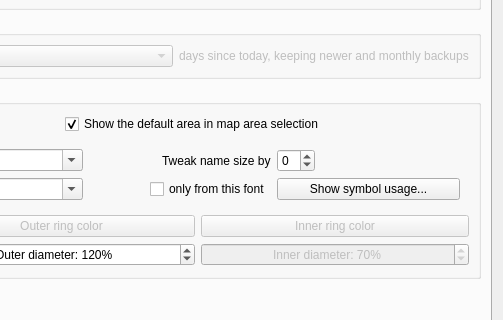
First picture: the form in src/ui/profile_preferences.ui, repository Mudlet/Mudlet, before the edit; both pictures show x 380 to 883 and y 280 to 600 of the 883 by 808 pixel window.
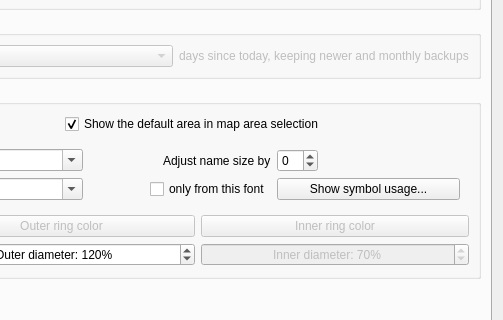
Second picture: the form after the edit. The open tabs and pages were chosen to show the change. Icons and pictures are not drawn. Custom widgets are drawn as their Qt base class.

Commit message:
Tweak font size calculation
Ensure that we start with a reasonable font size

What changed in the file:
```diff
--- a/src/ui/profile_preferences.ui
+++ b/src/ui/profile_preferences.ui
@@ -2127,7 +2127,7 @@
              <item row="0" column="2" alignment="Qt::AlignRight">
               <widget class="QLabel" name="label_nameSizeAdjust">
                <property name="text">
-                <string>Tweak name size by</string>
+                <string>Adjust name size by</string>
                </property>
               </widget>
              </item>
@@ -2137,7 +2137,7 @@
                 <number>-9</number>
                </property>
                <property name="maximum">
-                <number>9</number>
+                <number>20</number>
                </property>
               </widget>
              </item>
```
The commit also changes 2 other files.
